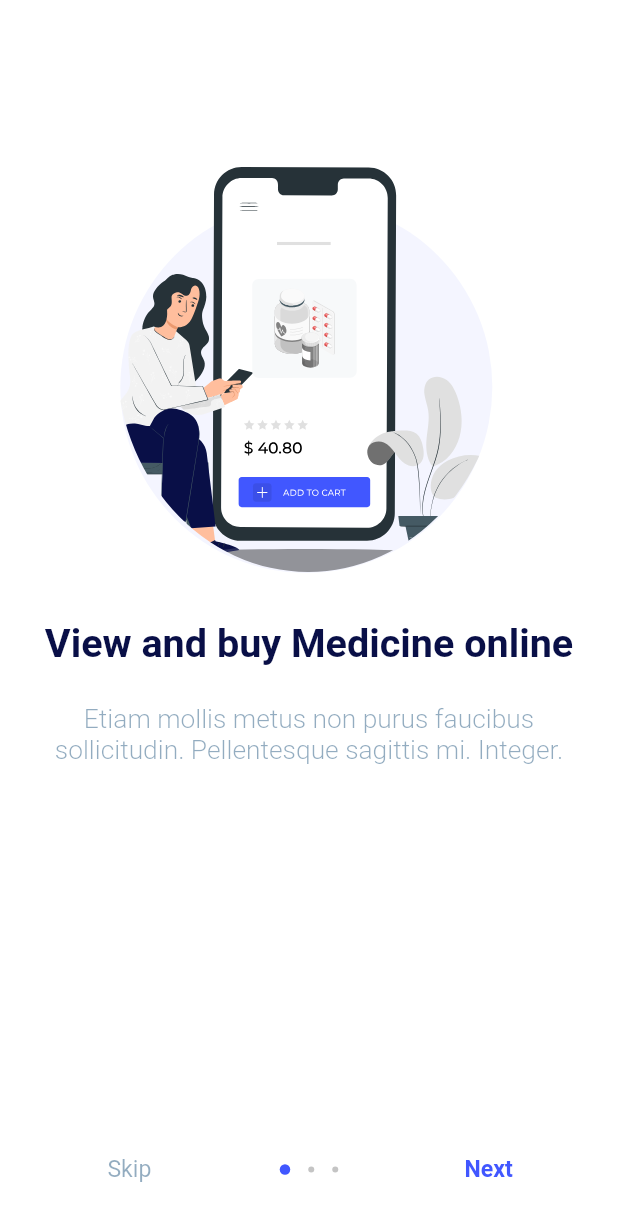
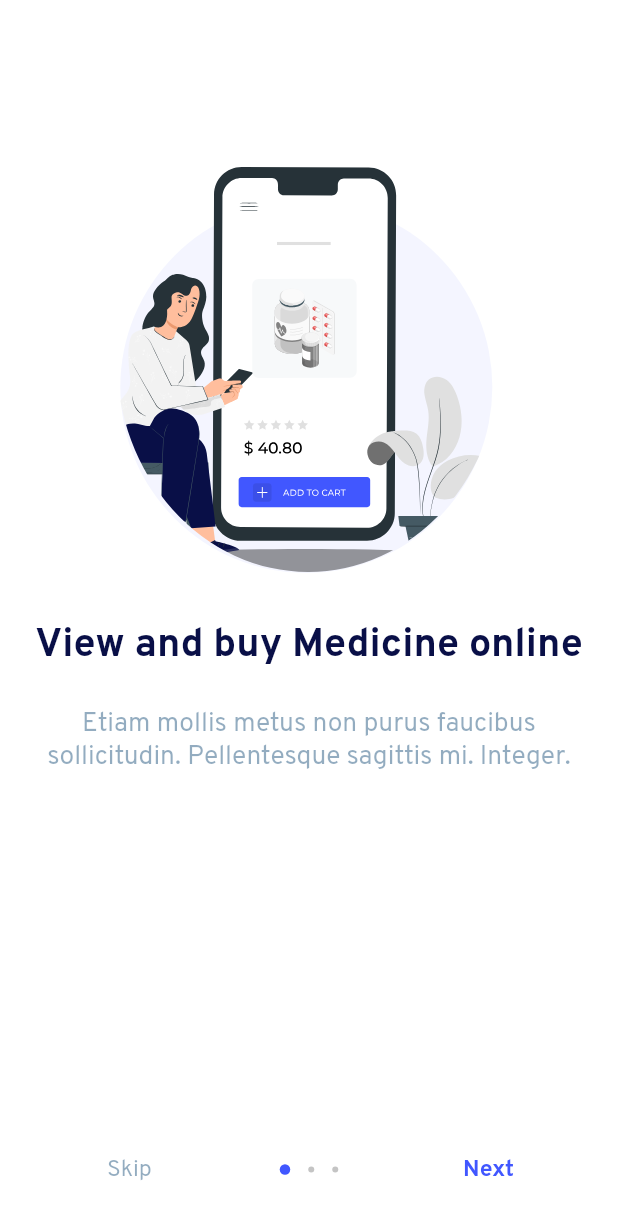
Before and after one commit to jay-shah-98/MedTech, a Flutter app: the screen it shows after launch, on a phone screen of 412 x 824 dp. Shown: the top 1221 px of the screen. Run offline on Flutter 3.47's test engine with Material 2 defaults, Android fonts, the phone set to English and light mode, and no system bars; drawn by our look-alikes of flutter_easyloading, introduction_screen; our stand-ins replace bot_toast, carousel_slider, cloud_firestore, dartz, device_preview, equatable and 9 more; accounts and stored records are empty.

Commit message:
[ADD] font family added

```diff
--- a/lib/main.dart
+++ b/lib/main.dart
@@ -42,6 +42,7 @@ class MyApp extends StatelessWidget {
         theme: ThemeData(
           primarySwatch: Colors.blue,
           scaffoldBackgroundColor: Colors.white,
+          fontFamily: 'Overpass'
         ),
         initialRoute: routeSplash,
         onGenerateRoute: NavigationUtils.generateRoute,
--- a/lib/presentation/pages/cart/widgets/cart_widget.dart
+++ b/lib/presentation/pages/cart/widgets/cart_widget.dart
@@ -116,7 +116,7 @@ class CartWidget extends StatelessWidget {
                                                 CrossAxisAlignment.start,
                                             children: [
                                               Text(
-                                                'Sugar Free Gold',
+                                                cartEntity.products[index].name,
                                                 style: TextStyle(
                                                   fontWeight: FontWeight.w600,
                                                   fontSize: 14.sp,
```
Also changed, not shown: pubspec.yaml (+9 -12 lines), assets/fonts/Overpass-Bold.ttf (added), assets/fonts/Overpass-Regular.ttf (added), assets/fonts/Overpass-SemiBold.ttf (added).
